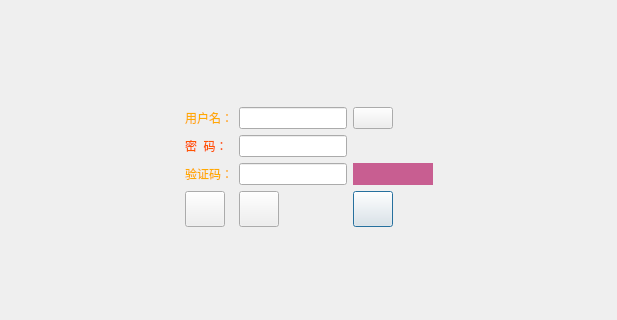
Qt form play/LoveDiary/qdialoglogin.ui (Maxwrt/Program) before a commit; both pictures show x 0 to 617 and y 117 to 437 of the 617 by 567 pixel window.
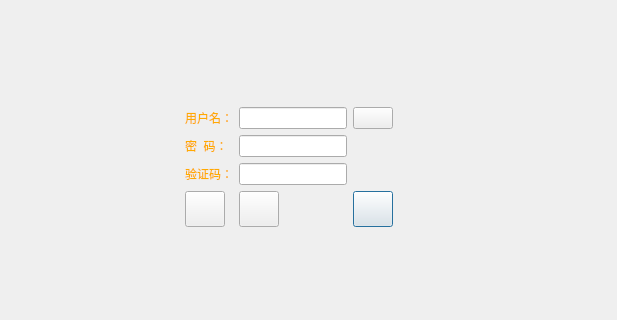
The same form after that commit. Icons and pictures are not drawn. Custom widgets are drawn as their Qt base class.

```diff
--- a/play/LoveDiary/qdialoglogin.ui
+++ b/play/LoveDiary/qdialoglogin.ui
@@ -110,7 +110,7 @@
         <string>&lt;html&gt;&lt;head/&gt;&lt;body&gt;&lt;p&gt;&lt;br/&gt;&lt;/p&gt;&lt;/body&gt;&lt;/html&gt;</string>
        </property>
        <property name="styleSheet">
-        <string notr="true">color: rgb(255, 85, 0);</string>
+        <string notr="true">color: rgb(255, 170, 0);</string>
        </property>
        <property name="text">
         <string>密  码：</string>
@@ -166,8 +166,7 @@
         <enum>Qt::LeftToRight</enum>
        </property>
        <property name="styleSheet">
-        <string notr="true">color: rgb(255, 170, 0);
-background-color: rgb(200, 94, 145);</string>
+        <string notr="true"/>
        </property>
        <property name="text">
         <string/>
```
